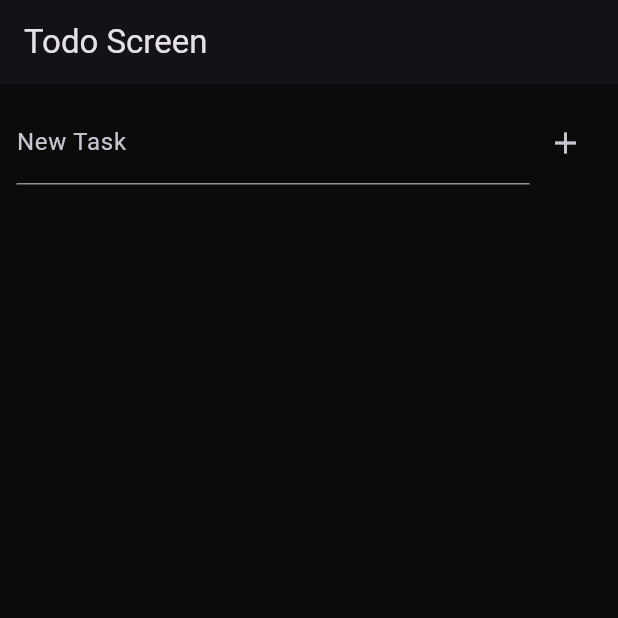
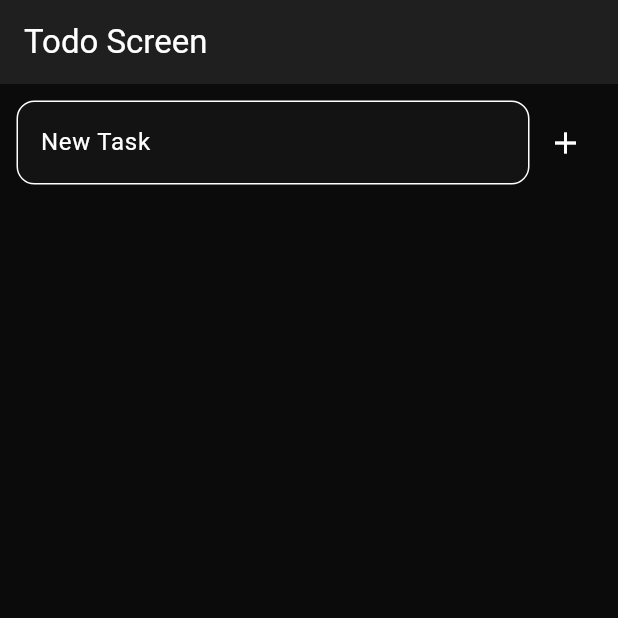
Before and after one commit to yashgoswami3251-wq/Flutter_Riverpod_State_Management, a Flutter app: the TodoScreen screen opened directly, on a phone screen of 412 x 824 dp, the top half of it. Run offline on Flutter 3.47's test engine with Material 3 defaults, Android fonts, the phone set to English and light mode, and no system bars; our stand-ins replace flutter_riverpod.

Commit message:
Start Creating Ui part our Todo

```diff
--- a/lib/Todo_Application/Theme/app_theme.dart
+++ b/lib/Todo_Application/Theme/app_theme.dart
@@ -7,6 +7,47 @@ class AppTheme {
   static ThemeData themeData = ThemeData(
     useMaterial3: true,
     brightness: Brightness.dark,
-    scaffoldBackgroundColor: Appcolors.background
+    scaffoldBackgroundColor: Appcolors.background,
+    colorScheme: const ColorScheme.dark(
+      primary: Appcolors.primary,
+      surface: Appcolors.surface,
+    ),
+
+      /// Text Field decor
+    inputDecorationTheme: InputDecorationTheme(
+      filled: true,
+      fillColor: Appcolors.surface.withAlpha(100),
+      border: OutlineInputBorder(
+        borderRadius: BorderRadius.circular(12),
+      )
+  ),
+
+    /// Elevated button
+
+    elevatedButtonTheme: ElevatedButtonThemeData(
+      style: ElevatedButton.styleFrom(
+        backgroundColor: Appcolors.primary,
+        foregroundColor: Appcolors.textprimary,
+        elevation: 0
+      )
+    ),
+
+    /// Text button
+
+    textButtonTheme: TextButtonThemeData(
+      style: TextButton.styleFrom(
+        foregroundColor: Appcolors.textprimary
+      )
+    ),
+
+    /// Card Theme
+
+    cardTheme: CardThemeData(
+      color: Appcolors.surface,
+      elevation: 0,
+      shape: RoundedRectangleBorder(
+        borderRadius: BorderRadius.circular(12),
+      )
+    )
   );
 }
```
Also changed, not shown: lib/Todo_Application/Widgets/overview_card.dart (added, +50 -0 lines), lib/Todo_Application/Widgets/todo_adding.dart (added, +30 -0 lines), lib/Todo_Application/Widgets/todo_tile.dart (added, +35 -0 lines), lib/Todo_Application/todo_screen.dart (+27 -2 lines).
